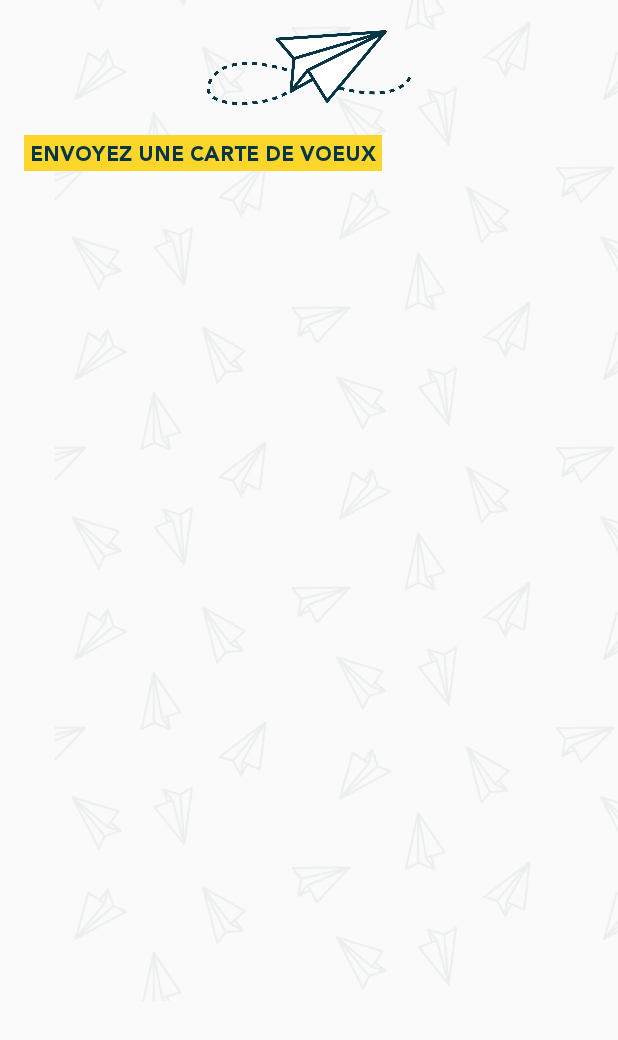
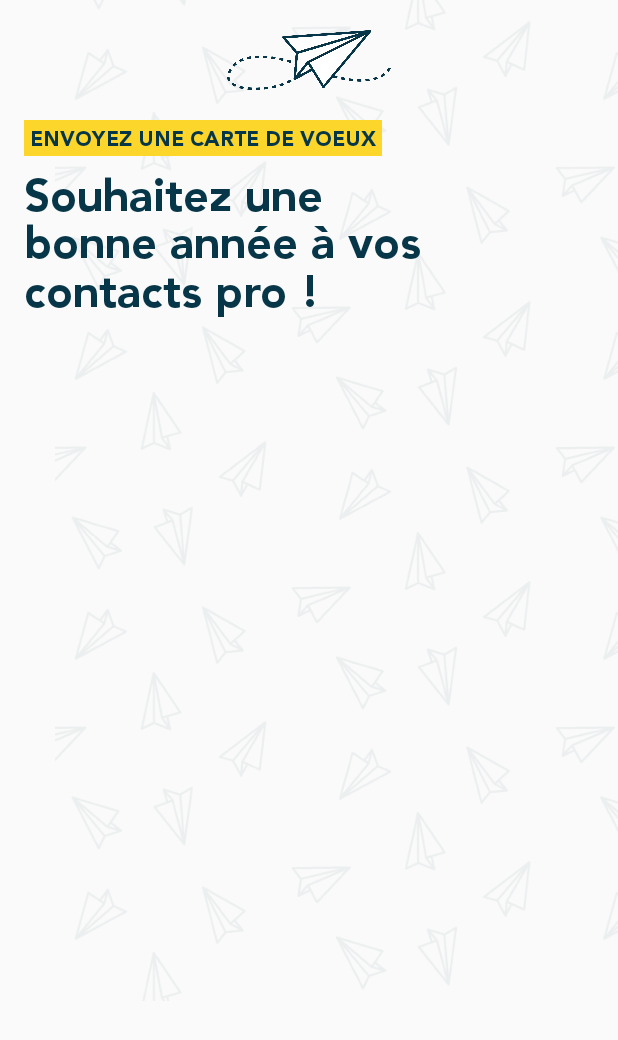
Before and after one commit to GetLetter/Getletter-android, an Android app: the layout activity_homepage.xml on its own in the app's theme, with its tools: preview values and no code run, on a phone screen of 412 x 824 dp. Shown: the top 1040 px of the screen. Run offline under Robolectric (Android 15) with nearby library versions, the phone set to English and light mode, and no system bars.

Commit message:
:lipstick: Homepage - Add second text line

```diff
--- a/app/src/main/res/layout/activity_homepage.xml
+++ b/app/src/main/res/layout/activity_homepage.xml
@@ -21,13 +21,13 @@
     <ImageView
         android:id="@+id/logo"
         android:layout_width="wrap_content"
-        android:layout_height="50dp"
+        android:layout_height="40dp"
         android:layout_marginTop="20dp"
         app:layout_constraintTop_toTopOf="parent"
         app:srcCompat="@drawable/logobleu" />
 
     <TextView
-        android:id="@+id/textView"
+        android:id="@+id/text1"
         android:layout_width="wrap_content"
         android:layout_height="wrap_content"
         android:layout_marginStart="16dp"
@@ -39,4 +39,17 @@
         app:layout_constraintStart_toStartOf="parent"
         app:layout_constraintTop_toBottomOf="@+id/logo" />
 
+    <TextView
+        android:id="@+id/text2"
+        android:layout_width="wrap_content"
+        android:layout_height="wrap_content"
+        android:layout_marginStart="16dp"
+        android:fontFamily="@font/avenir_black"
+        android:text="Souhaitez une \nbonne année à vos \ncontacts pro !"
+        android:textColor="@color/colorPrimary"
+        android:textSize="30sp"
+        android:lineSpacingMultiplier="0.8"
+        app:layout_constraintStart_toStartOf="parent"
+        app:layout_constraintTop_toBottomOf="@+id/text1" />
+
 </android.support.constraint.ConstraintLayout>
```
